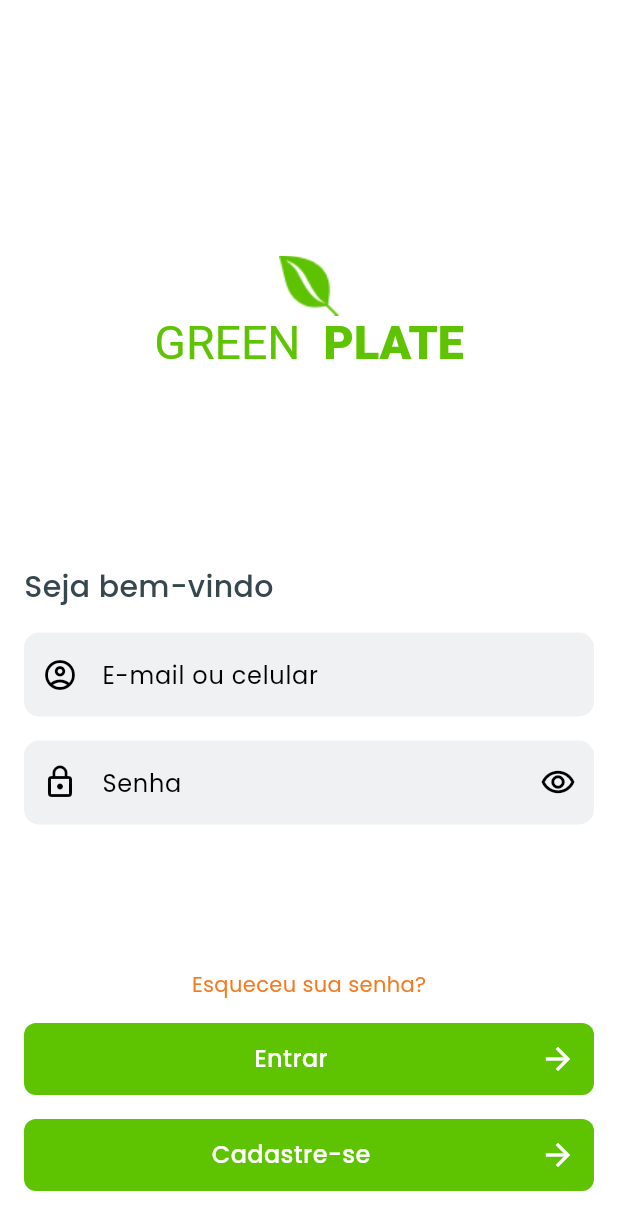
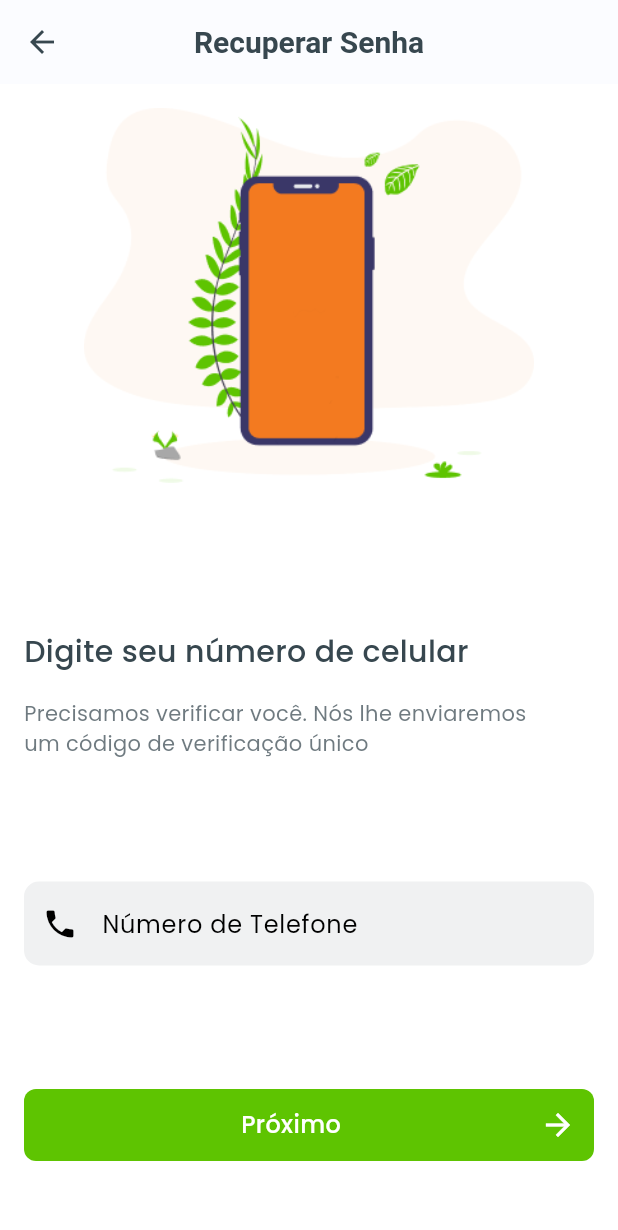
Before and after one commit to rafaelpadu/green_plate, a Flutter app: the LoginScreen screen opened directly, after a tap on "Esqueceu sua senha?", on a phone screen of 412 x 824 dp. Shown: the top 1230 px of the screen. Run offline on Flutter 3.47's test engine with Material 2 defaults, Android fonts, the phone set to English and light mode, and no system bars; our stand-ins replace carousel_slider, firebase_core, flutter_secure_storage; accounts and stored records are empty.

Commit message:
tela de verificar numero de celular

```diff
--- a/lib/src/config/theme_colors.dart
+++ b/lib/src/config/theme_colors.dart
@@ -4,6 +4,7 @@ class ThemeColors {
   static Color primary = const Color.fromRGBO(94, 196, 1, 1);
   static Color secondary = const Color.fromRGBO(243, 122, 32, 1);
   static Color primaryFontColor = const Color.fromRGBO(55, 71, 79, 1);
+  static Color primaryFontLowOpacityColor = const Color.fromRGBO(55, 71, 79, 0.72);
   static Color whiteFontColor = Colors.white;
   static Color backGroundColor =
       Color.alphaBlend(const Color.fromRGBO(252, 252, 252, 0.6), const Color.fromRGBO(254, 254, 254, .55));
--- a/lib/src/presentation/features/authentication/views/login_screen.dart
+++ b/lib/src/presentation/features/authentication/views/login_screen.dart
@@ -1,5 +1,6 @@
 import 'package:flutter/material.dart';
 import 'package:green_plate/src/config/theme_colors.dart';
+import 'package:green_plate/src/presentation/features/authentication/views/reset_password/verification_code.dart';
 
 class LoginScreen extends StatefulWidget {
   const LoginScreen({super.key});
@@ -90,7 +91,7 @@ class _LoginScreenState extends State<LoginScreen> {
             Column(
               children: [
                 GestureDetector(
-                  onTap: () {},
+                  onTap: () => goToResetPasswordScreen(),
                   child: Padding(
                     padding: const EdgeInsets.symmetric(vertical: 16),
                     child: Text(
@@ -169,4 +170,8 @@ class _LoginScreenState extends State<LoginScreen> {
       )),
     );
   }
+
+  goToResetPasswordScreen() {
+    Navigator.push(context, MaterialPageRoute(builder: (context) => const VerificationNumberScreen()));
+  }
 }
--- /dev/null
+++ b/lib/src/presentation/features/authentication/views/reset_password/verification_code.dart
@@ -0,0 +1,97 @@
+import 'package:flutter/material.dart';
+import 'package:green_plate/src/config/theme_colors.dart';
+
+class VerificationNumberScreen extends StatelessWidget {
+  const VerificationNumberScreen({super.key});
+
+  @override
+  Widget build(BuildContext context) {
+    final TextEditingController phoneController = TextEditingController();
+    return Scaffold(
+      appBar: AppBar(
+        centerTitle: true,
+        title: const Text('Recuperar Senha'),
+      ),
+      body: SingleChildScrollView(
+        child: Container(
+          constraints: BoxConstraints(minHeight: MediaQuery.sizeOf(context).height - 90),
+          child: Padding(
+            padding: const EdgeInsets.all(16),
+            child: Column(
+              mainAxisAlignment: MainAxisAlignment.spaceBetween,
+              crossAxisAlignment: CrossAxisAlignment.start,
+              children: [
+                Center(
+                  child: Image.asset(
+                    'lib/res/assets/images/arts/reset_password.png',
+                    height: 250,
+                  ),
+                ),
+                Column(
+                  crossAxisAlignment: CrossAxisAlignment.start,
+                  children: [
+                    Padding(
+                      padding: const EdgeInsets.symmetric(vertical: 16),
+                      child: Text(
+                        'Digite seu número de celular',
+                        style: TextStyle(fontSize: 20, fontWeight: pesosDeFonte['medium']),
+                      ),
+                    ),
+                    Text(
+                      "Precisamos verificar você. Nós lhe enviaremos \num código de verificação único",
+                      style: TextStyle(
+                        color: ThemeColors.primaryFontLowOpacityColor,
+                      ),
+                    ),
+                  ],
+                ),
+                TextFormField(
+                  controller: phoneController,
+                  decoration: InputDecoration(
+                    border: OutlineInputBorder(
+                      borderSide: BorderSide.none,
+                      borderRadius: BorderRadius.circular(10),
+                    ),
+                    hintText: 'Número de Telefone',
+                    prefixIcon: const Icon(Icons.phone),
+                    fillColor: ThemeColors.textFieldBackGround,
+                    filled: true,
+                  ),
+                ),
+                Material(
+                  color: ThemeColors.primary,
+                  borderRadius: BorderRadius.circular(8),
+                  child: InkWell(
+                    customBorder: RoundedRectangleBorder(borderRadius: BorderRadius.circular(8)),
+                    onTap: () {},
+                    child: Padding(
+                      padding: const EdgeInsets.all(12.0),
+                      child: Row(
+                        mainAxisAlignment: MainAxisAlignment.spaceBetween,
+                        children: [
+                          Container(),
+                          Text(
+                            'Próximo',
+                            style: TextStyle(
+                              color: ThemeColors.whiteFontColor,
+                              fontSize: 16,
+                              fontWeight: pesosDeFonte['medium'],
+                            ),
+                          ),
+                          Icon(
+                            Icons.arrow_forward_outlined,
+                            color: ThemeColors.whiteFontColor,
+                          ),
+                        ],
+                      ),
+                    ),
+                  ),
+                ),
+              ],
+            ),
+          ),
+        ),
+      ),
+    );
+  }
+}
--- a/pubspec.yaml
+++ b/pubspec.yaml
@@ -70,6 +70,7 @@ flutter:
     - lib/res/assets/images/categories/
     - lib/res/assets/images/products/
     - lib/res/assets/images/logos/
+    - lib/res/assets/images/arts/
 
   # An image asset can refer to one or more resolution-specific "variants", see
   # https://flutter.dev/assets-and-images/#resolution-aware
```
Also changed, not shown: lib/res/assets/images/arts/recovery_password.png (added), lib/res/assets/images/arts/reset_password.png (added).
